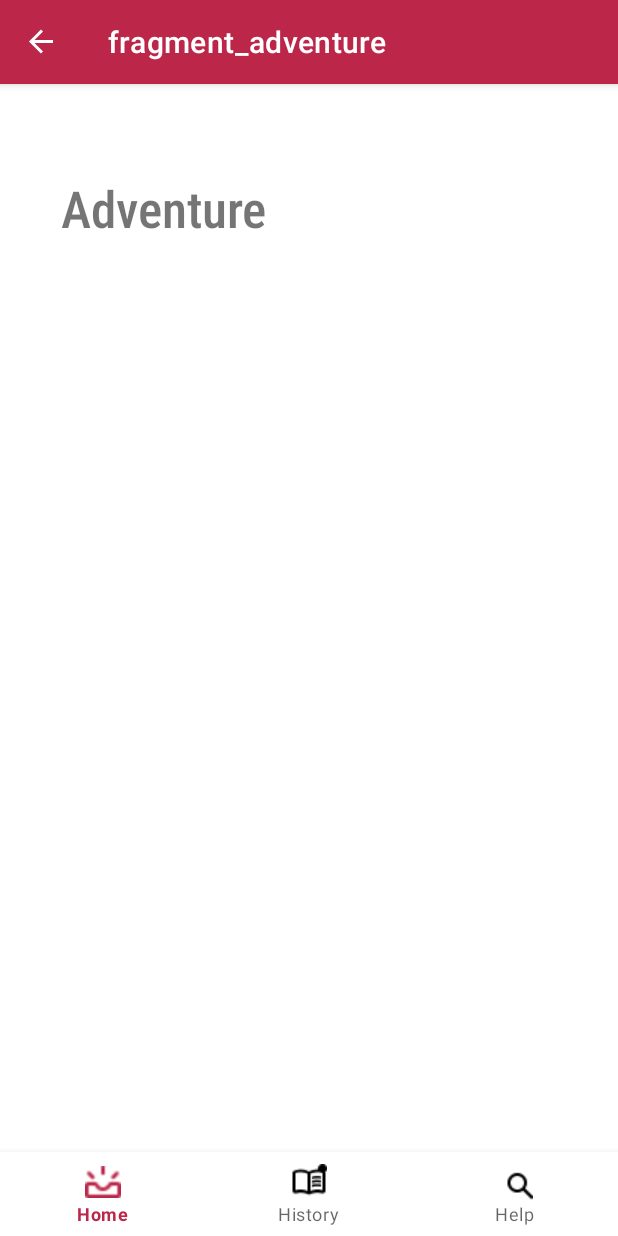
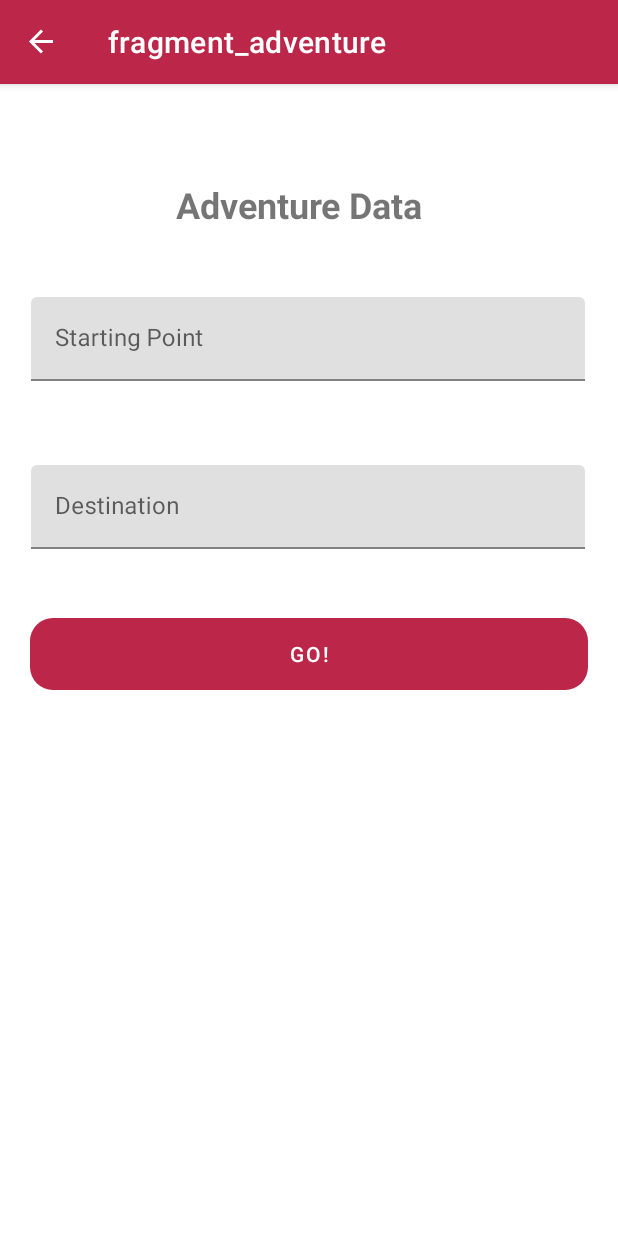
Before and after one commit to SirChubbx17/RideSafe, an Android app: the AdventureScreen screen opened through its navigation route, on a phone screen of 412 x 824 dp. Run offline under Robolectric (Android 15) with nearby library versions, the phone set to English and light mode, and no system bars; our stand-ins replace Room's generated code, data binding, navigation-ui; Roboto replaces fonts that are not available here.

Commit message:
clean belen branch

```diff
--- a/app/src/main/java/com/example/ridesafe/login/Login.kt
+++ b/app/src/main/java/com/example/ridesafe/login/Login.kt
@@ -43,7 +43,7 @@ class Login : Fragment() {
 
         loginViewModel.navigateToHome.observe(viewLifecycleOwner, Observer {
             if (!isPasswordValid(binding.passwordEditText.text!!)) {
-                binding.loginPassword.error = "AAAA"
+                binding.loginPassword.error = getString(R.string.error_password)
             } else {
                 // Clear the error.
                 binding.loginPassword.error = null
--- a/app/src/main/res/layout/rs_frag_adventure.xml
+++ b/app/src/main/res/layout/rs_frag_adventure.xml
@@ -2,42 +2,89 @@
 <layout xmlns:android="http://schemas.android.com/apk/res/android"
     xmlns:tools="http://schemas.android.com/tools"
     xmlns:app="http://schemas.android.com/apk/res-auto"
-    tools:context="com.example.ridesafe.adventure.AdventureScreen">
-
+    tools:context="com.example.ridesafe.adventure.AdventureFragment">
 
     <androidx.constraintlayout.widget.ConstraintLayout
         android:layout_width="match_parent"
-        android:layout_height="match_parent">
+        android:layout_height="match_parent"
+        tools:layout_editor_absoluteX="-1dp"
+        tools:layout_editor_absoluteY="39dp">
 
         <TextView
-            android:id="@+id/txt_adventure"
-            android:layout_width="wrap_content"
-            android:layout_height="wrap_content"
-            android:layout_marginTop="60dp"
-            android:fontFamily="sans-serif-condensed-medium"
-            android:text="Adventure"
-            android:textAlignment="textStart"
-            android:textSize="34sp"
+            android:id="@+id/txtAdventure"
+            android:layout_width="176dp"
+            android:layout_height="38dp"
+            android:layout_marginStart="20dp"
+            android:layout_marginTop="64dp"
+            android:layout_marginEnd="20dp"
+            android:text="Adventure Data"
+            android:textSize="24sp"
+            android:textStyle="bold"
             app:layout_constraintEnd_toEndOf="parent"
-            app:layout_constraintHorizontal_bias="0.148"
+            app:layout_constraintHorizontal_bias="0.497"
             app:layout_constraintStart_toStartOf="parent"
             app:layout_constraintTop_toTopOf="parent" />
 
-        <RelativeLayout
-            android:layout_width="match_parent"
-            android:layout_height="match_parent">
+        <com.google.android.material.textfield.TextInputLayout
+            android:id="@+id/textInputLayout2"
+            android:layout_width="409dp"
+            android:layout_height="wrap_content"
+            android:layout_marginStart="20dp"
+            android:layout_marginTop="40dp"
+            android:layout_marginEnd="20dp"
+            app:layout_constraintEnd_toEndOf="parent"
+            app:layout_constraintHorizontal_bias="0.526"
+            app:layout_constraintStart_toStartOf="parent"
+            app:layout_constraintTop_toBottomOf="@+id/txtAdventure">
 
-            <com.google.android.material.bottomnavigation.BottomNavigationView
+            <com.google.android.material.textfield.TextInputEditText
                 android:layout_width="match_parent"
                 android:layout_height="wrap_content"
-                android:layout_alignParentBottom="true"
-                android:background="@color/white"
-                app:menu="@menu/navigation_items"
-                app:itemRippleColor="@color/border"
-                app:itemIconTint="@color/icon_color">
+                android:layout_marginStart="20dp"
+                android:layout_marginEnd="20dp"
+                android:hint="Starting Point"
+                tools:layout_editor_absoluteX="20dp"
+                tools:layout_editor_absoluteY="144dp" />
+        </com.google.android.material.textfield.TextInputLayout>
 
-            </com.google.android.material.bottomnavigation.BottomNavigationView>
-        </RelativeLayout>
+        <com.google.android.material.textfield.TextInputLayout
+            android:id="@+id/textInputLayout3"
+            android:layout_width="409dp"
+            android:layout_height="wrap_content"
+            android:layout_marginStart="20dp"
+            android:layout_marginTop="56dp"
+            android:layout_marginEnd="20dp"
+            app:layout_constraintEnd_toEndOf="parent"
+            app:layout_constraintHorizontal_bias="0.526"
+            app:layout_constraintStart_toStartOf="parent"
+            app:layout_constraintTop_toBottomOf="@+id/textInputLayout2">
+
+            <com.google.android.material.textfield.TextInputEditText
+                android:layout_width="match_parent"
+                android:layout_height="wrap_content"
+                android:layout_marginStart="20dp"
+                android:layout_marginEnd="20dp"
+                android:hint="Destination "
+                app:layout_constraintEnd_toEndOf="parent"
+                app:layout_constraintHorizontal_bias="0.0"
+                app:layout_constraintStart_toStartOf="parent"
+                tools:layout_editor_absoluteY="257dp" />
+        </com.google.android.material.textfield.TextInputLayout>
+
+        <Button
+            android:id="@+id/button"
+            android:layout_width="0dp"
+            android:layout_height="60dp"
+            android:layout_marginStart="20dp"
+            android:layout_marginTop="40dp"
+            android:layout_marginEnd="20dp"
+            android:text="GO!"
+            app:cornerRadius="15dp"
+            app:layout_constraintEnd_toEndOf="parent"
+            app:layout_constraintHorizontal_bias="0.0"
+            app:layout_constraintStart_toStartOf="parent"
+            app:layout_constraintTop_toBottomOf="@+id/textInputLayout3" />
 
     </androidx.constraintlayout.widget.ConstraintLayout>
+
 </layout>
--- a/app/src/main/res/values/strings.xml
+++ b/app/src/main/res/values/strings.xml
@@ -15,4 +15,5 @@
     <string name="client1">Client</string>
     <string name="developer1">Developer</string>
     <string name="belen_elijah">Belen, Elijah</string>
+    <string name="error_password">Password must contain at least 8 characters.</string>
 </resources>
```
Also changed, not shown: app/src/main/java/com/example/ridesafe/Home.kt (+0 -17 lines), app/src/main/res/layout/room.xml (added, +74 -0 lines), app/src/main/res/layout/rs_frag_home.xml (+10 -17 lines), app/src/main/res/menu/bottom_nav_menu.xml (deleted, +0 -17 lines).
